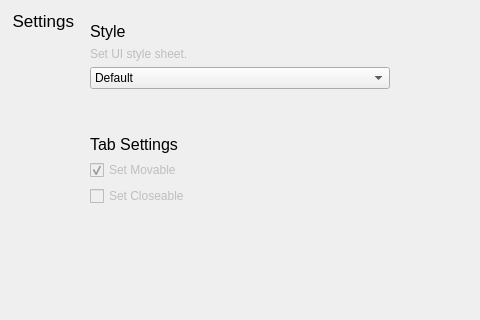
The window that ui/preferences.ui (takavfx/Mantle) describes before a commit, drawn with Qt 5; both pictures show x 87 to 567 and y 0 to 320 of the 805 by 537 pixel window.
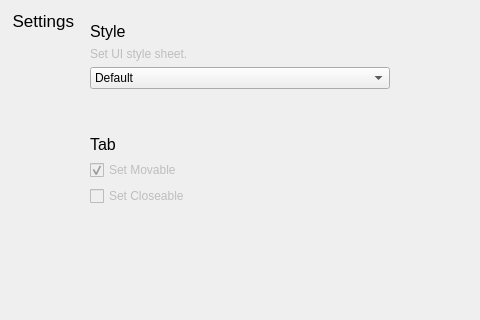
The same window after the commit.

Commit message: Modify tab setting's label.

Diff of the .ui file:
```diff
--- a/ui/preferences.ui
+++ b/ui/preferences.ui
@@ -178,7 +178,7 @@
           </font>
          </property>
          <property name="text">
-          <string>Tab Settings</string>
+          <string>Tab</string>
          </property>
         </widget>
        </item>
```
